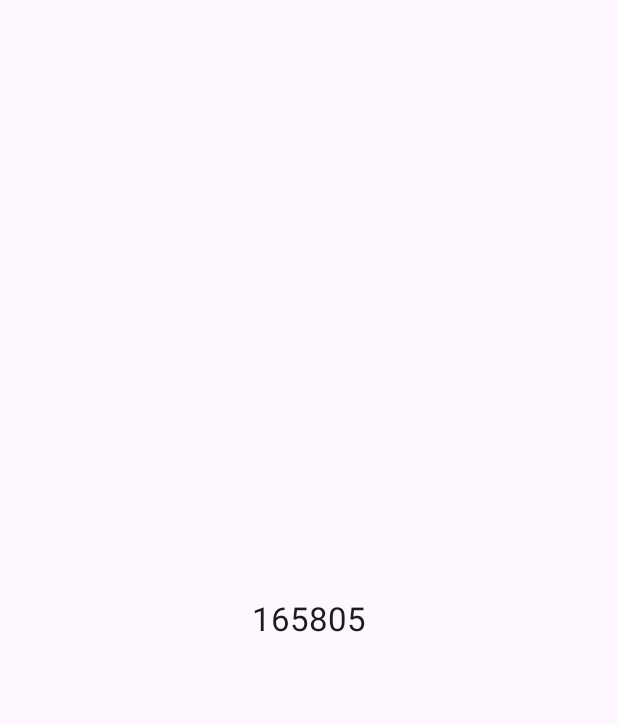
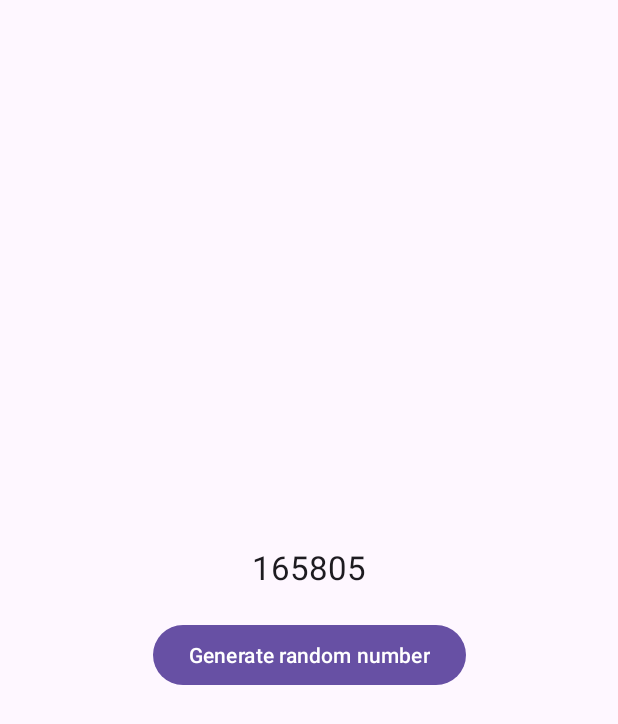
Before and after one commit to raheemadamboev/event-bus-demo, an Android app: the Second screen opened directly, with no data from a screen before it, on a phone screen of 412 x 824 dp. Before the commit the part shown is almost empty. Shown: the top 724 px of the screen. Run offline under Robolectric (Android 15) with nearby library versions, the phone set to English and light mode, and no system bars; our stand-ins replace EventBus.

Commit message:
make second point to post sticky event

```diff
--- a/app/src/main/java/xyz/teamgravity/eventbusdemo/presentation/activity/Main.java
+++ b/app/src/main/java/xyz/teamgravity/eventbusdemo/presentation/activity/Main.java
@@ -11,8 +11,8 @@ import org.greenrobot.eventbus.Subscribe;
 import org.greenrobot.eventbus.ThreadMode;
 
 import xyz.teamgravity.eventbusdemo.databinding.ActivityMainBinding;
-import xyz.teamgravity.eventbusdemo.presentation.viewmodel.MainEvent;
-import xyz.teamgravity.eventbusdemo.presentation.viewmodel.MainViewModel;
+import xyz.teamgravity.eventbusdemo.presentation.viewmodel.main.MainEvent;
+import xyz.teamgravity.eventbusdemo.presentation.viewmodel.main.MainViewModel;
 
 public class Main extends AppCompatActivity {
 
@@ -59,7 +59,7 @@ public class Main extends AppCompatActivity {
         binding.secondB.setOnClickListener(view -> startActivity(new Intent(this, Second.class)));
     }
 
-    @Subscribe(threadMode = ThreadMode.MAIN)
+    @Subscribe(sticky = true, threadMode = ThreadMode.MAIN)
     public void onEvent(MainEvent event) {
         binding.generateT.setText(event.getMessage());
     }
--- a/app/src/main/java/xyz/teamgravity/eventbusdemo/presentation/activity/Second.java
+++ b/app/src/main/java/xyz/teamgravity/eventbusdemo/presentation/activity/Second.java
@@ -3,23 +3,30 @@ package xyz.teamgravity.eventbusdemo.presentation.activity;
 import android.os.Bundle;
 
 import androidx.appcompat.app.AppCompatActivity;
+import androidx.lifecycle.ViewModelProvider;
 
 import org.greenrobot.eventbus.EventBus;
 import org.greenrobot.eventbus.Subscribe;
 import org.greenrobot.eventbus.ThreadMode;
 
 import xyz.teamgravity.eventbusdemo.databinding.ActivitySecondBinding;
-import xyz.teamgravity.eventbusdemo.presentation.viewmodel.MainEvent;
+import xyz.teamgravity.eventbusdemo.presentation.viewmodel.main.MainEvent;
+import xyz.teamgravity.eventbusdemo.presentation.viewmodel.second.SecondViewModel;
 
 public class Second extends AppCompatActivity {
 
     private ActivitySecondBinding binding;
+
+    private SecondViewModel viewmodel;
 
     @Override
     protected void onCreate(Bundle savedInstanceState) {
         super.onCreate(savedInstanceState);
         binding = ActivitySecondBinding.inflate(getLayoutInflater());
         setContentView(binding.getRoot());
+
+        lateInIt();
+        button();
     }
 
     @Override
@@ -34,6 +41,18 @@ public class Second extends AppCompatActivity {
         EventBus.getDefault().unregister(this);
     }
 
+    private void lateInIt() {
+        viewmodel = new ViewModelProvider(this).get(SecondViewModel.class);
+    }
+
+    private void button() {
+        onGenerate();
+    }
+
+    private void onGenerate() {
+        binding.generateB.setOnClickListener(view -> viewmodel.onGenerate());
+    }
+
     @Subscribe(sticky = true, threadMode = ThreadMode.MAIN)
     public void onEvent(MainEvent event) {
         binding.generateT.setText(event.getMessage());
--- a/app/src/main/java/xyz/teamgravity/eventbusdemo/presentation/viewmodel/MainEvent.java
+++ b/app/src/main/java/xyz/teamgravity/eventbusdemo/presentation/viewmodel/main/MainEvent.java
@@ -1,4 +1,4 @@
-package xyz.teamgravity.eventbusdemo.presentation.viewmodel;
+package xyz.teamgravity.eventbusdemo.presentation.viewmodel.main;
 
 public class MainEvent {
 
--- a/app/src/main/java/xyz/teamgravity/eventbusdemo/presentation/viewmodel/MainViewModel.java
+++ b/app/src/main/java/xyz/teamgravity/eventbusdemo/presentation/viewmodel/main/MainViewModel.java
@@ -1,10 +1,12 @@
-package xyz.teamgravity.eventbusdemo.presentation.viewmodel;
+package xyz.teamgravity.eventbusdemo.presentation.viewmodel.main;
 
 import androidx.lifecycle.ViewModel;
 
 import org.greenrobot.eventbus.EventBus;
 
 import java.util.Random;
+
+import xyz.teamgravity.eventbusdemo.presentation.viewmodel.main.MainEvent;
 
 public class MainViewModel extends ViewModel {
 
--- /dev/null
+++ b/app/src/main/java/xyz/teamgravity/eventbusdemo/presentation/viewmodel/second/SecondViewModel.java
@@ -0,0 +1,22 @@
+package xyz.teamgravity.eventbusdemo.presentation.viewmodel.second;
+
+import androidx.lifecycle.ViewModel;
+
+import org.greenrobot.eventbus.EventBus;
+
+import java.util.Random;
+
+import xyz.teamgravity.eventbusdemo.presentation.viewmodel.main.MainEvent;
+
+public class SecondViewModel extends ViewModel {
+
+    private final Random random;
+
+    public SecondViewModel() {
+        random = new Random();
+    }
+
+    public void onGenerate() {
+        EventBus.getDefault().postSticky(new MainEvent(String.valueOf(random.nextInt(999999))));
+    }
+}
--- a/app/src/main/res/layout/activity_second.xml
+++ b/app/src/main/res/layout/activity_second.xml
@@ -11,9 +11,21 @@
         android:layout_width="wrap_content"
         android:layout_height="wrap_content"
         android:textAppearance="@style/TextAppearance.Material3.TitleLarge"
+        app:layout_constraintBottom_toTopOf="@id/generate_b"
+        app:layout_constraintEnd_toEndOf="parent"
+        app:layout_constraintStart_toStartOf="parent"
+        app:layout_constraintTop_toTopOf="parent"
+        app:layout_constraintVertical_chainStyle="packed"
+        tools:text="656494" />
+
+    <com.google.android.material.button.MaterialButton
+        android:id="@+id/generate_b"
+        android:layout_width="wrap_content"
+        android:layout_height="wrap_content"
+        android:layout_marginTop="20dp"
+        android:text="@string/generate_random_number"
         app:layout_constraintBottom_toBottomOf="parent"
         app:layout_constraintEnd_toEndOf="parent"
         app:layout_constraintStart_toStartOf="parent"
-        app:layout_constraintTop_toTopOf="parent"
-        tools:text="656494" />
+        app:layout_constraintTop_toBottomOf="@id/generate_t" />
 </androidx.constraintlayout.widget.ConstraintLayout>
```
